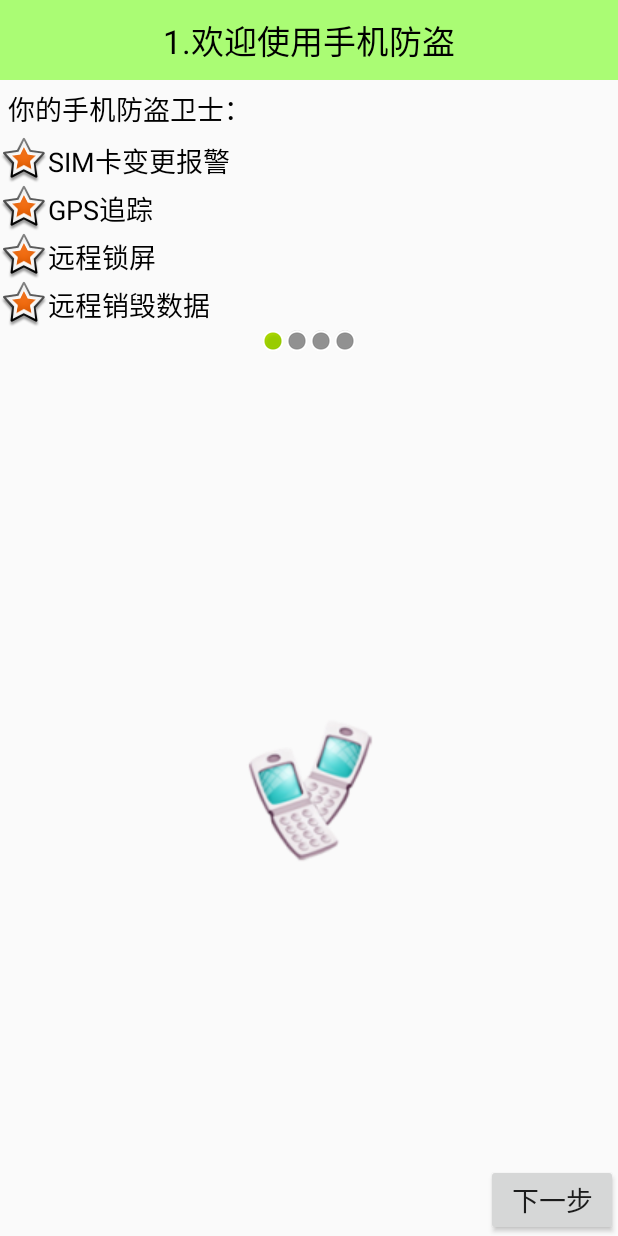
After one commit to henryneu/mobilesafer, an Android app: the SetupFirstActivity screen opened directly, with no data from a screen before it, on a phone screen of 412 x 824 dp. The commit adds this screen. Run offline under Robolectric (Android 15) with nearby library versions, the phone set to English and light mode, and no system bars.

Commit message:
手机防盗设置的导航相关代码逻辑

```diff
--- a/app/src/main/AndroidManifest.xml
+++ b/app/src/main/AndroidManifest.xml
@@ -20,9 +20,16 @@
                 <category android:name="android.intent.category.LAUNCHER" />
             </intent-filter>
         </activity>
-        <activity android:name=".activity.HomeActivity" />
+
+        <activity android:name=".activity.HomeActivity"></activity>
+
         <activity android:name=".activity.SettingsActivity"></activity>
+
         <activity android:name=".activity.TestActivity"></activity>
+
+        <activity android:name=".activity.SetupOverActivity"></activity>
+
+        <activity android:name=".activity.SetupFirstActivity"></activity>
     </application>
 
 </manifest>
--- a/app/src/main/java/neu/edu/cn/mobilesafer/activity/HomeActivity.java
+++ b/app/src/main/java/neu/edu/cn/mobilesafer/activity/HomeActivity.java
@@ -120,7 +120,8 @@ public class HomeActivity extends AppCompatActivity {
                 String resetPassword = resetPasswordText.getText().toString();
                 if (! TextUtils.isEmpty(setPassword) && ! TextUtils.isEmpty(resetPassword)) {
                     if (setPassword.equals(resetPassword)) {
-                        Intent intent = new Intent(getApplicationContext(), TestActivity.class);
+                        // Intent intent = new Intent(getApplicationContext(), TestActivity.class);
+                        Intent intent = new Intent(getApplicationContext(), SetupOverActivity.class);
                         startActivity(intent);
                         // 隐藏设置密码对话框
                         dialog.dismiss();
@@ -173,7 +174,8 @@ public class HomeActivity extends AppCompatActivity {
                         ConstantValues.MOBILE_SAFE_PSD, "");
                 if (! TextUtils.isEmpty(encodeConfirmPassword) && ! TextUtils.isEmpty(storagePassword)) {
                     if (encodeConfirmPassword.equals(storagePassword)) {
-                        Intent intent = new Intent(getApplicationContext(), TestActivity.class);
+                        // Intent intent = new Intent(getApplicationContext(), TestActivity.class);
+                        Intent intent = new Intent(getApplicationContext(), SetupOverActivity.class);
                         startActivity(intent);
                         // 隐藏设置密码对话框
                         dialog.dismiss();
--- /dev/null
+++ b/app/src/main/java/neu/edu/cn/mobilesafer/activity/SetupFirstActivity.java
@@ -0,0 +1,18 @@
+package neu.edu.cn.mobilesafer.activity;
+
+import android.os.Bundle;
+import android.support.v7.app.AppCompatActivity;
+
+import neu.edu.cn.mobilesafer.R;
+
+/**
+ * Created by neuHenry on 2017/8/18.
+ */
+
+public class SetupFirstActivity extends AppCompatActivity {
+    @Override
+    protected void onCreate(Bundle savedInstanceState) {
+        super.onCreate(savedInstanceState);
+        setContentView(R.layout.activity_setup_first);
+    }
+}
--- /dev/null
+++ b/app/src/main/java/neu/edu/cn/mobilesafer/activity/SetupOverActivity.java
@@ -0,0 +1,29 @@
+package neu.edu.cn.mobilesafer.activity;
+
+import android.content.Intent;
+import android.os.Bundle;
+import android.support.v7.app.AppCompatActivity;
+
+import neu.edu.cn.mobilesafer.R;
+import neu.edu.cn.mobilesafer.util.ConstantValues;
+import neu.edu.cn.mobilesafer.util.SharePreferenceUtil;
+
+/**
+ * Created by neuHenry on 2017/8/18.
+ */
+
+public class SetupOverActivity extends AppCompatActivity {
+    @Override
+    protected void onCreate(Bundle savedInstanceState) {
+        super.onCreate(savedInstanceState);
+        boolean setupOver = SharePreferenceUtil.getBooleanFromSharePreference(getApplicationContext(),
+                ConstantValues.SETUP_OVER, false);
+        if (setupOver) {
+            setContentView(R.layout.activity_setup_over);
+        } else {
+            Intent intent = new Intent(this, SetupFirstActivity.class);
+            startActivity(intent);
+            finish();
+        }
+    }
+}
--- a/app/src/main/java/neu/edu/cn/mobilesafer/activity/SplashActivity.java
+++ b/app/src/main/java/neu/edu/cn/mobilesafer/activity/SplashActivity.java
@@ -106,7 +106,7 @@ public class SplashActivity extends AppCompatActivity {
         initView();
         // 初始化数据Data
         initData();
-        AlphaAnimation animation = new AlphaAnimation(0, 1);
+        AlphaAnimation animation = new AlphaAnimation(0.3f, 1.0f);
         animation.setDuration(3000);
         mRelativeLayout.startAnimation(animation);
     }
--- a/app/src/main/java/neu/edu/cn/mobilesafer/util/ConstantValues.java
+++ b/app/src/main/java/neu/edu/cn/mobilesafer/util/ConstantValues.java
@@ -15,4 +15,9 @@ public class ConstantValues {
      * 是否设置手机防盗密码的kry值
      */
     public static final String MOBILE_SAFE_PSD = "mobile_safe_psd";
+
+    /**
+     * 手机防盗设置是否已设置完成
+     */
+    public static final String SETUP_OVER = "setup_over";
 }
--- /dev/null
+++ b/app/src/main/res/layout/activity_setup_first.xml
@@ -0,0 +1,100 @@
+<?xml version="1.0" encoding="utf-8"?>
+<LinearLayout xmlns:android="http://schemas.android.com/apk/res/android"
+    android:layout_width="match_parent"
+    android:layout_height="match_parent"
+    android:orientation="vertical">
+
+    <TextView
+        style="@style/TitleText"
+        android:text="1.欢迎使用手机防盗"/>
+
+    <TextView
+        android:layout_width="wrap_content"
+        android:layout_height="wrap_content"
+        android:layout_margin="5dp"
+        android:text="你的手机防盗卫士："
+        android:textSize="18sp"
+        android:textColor="#000000"/>
+
+    <TextView
+        android:layout_width="wrap_content"
+        android:layout_height="wrap_content"
+        android:drawableLeft="@android:drawable/star_big_on"
+        android:gravity="center"
+        android:text="SIM卡变更报警"
+        android:textSize="18sp"
+        android:textColor="#000000"/>
+
+    <TextView
+        android:layout_width="wrap_content"
+        android:layout_height="wrap_content"
+        android:drawableLeft="@android:drawable/star_big_on"
+        android:gravity="center"
+        android:text="GPS追踪"
+        android:textSize="18sp"
+        android:textColor="#000000"/>
+
+    <TextView
+        android:layout_width="wrap_content"
+        android:layout_height="wrap_content"
+        android:drawableLeft="@android:drawable/star_big_on"
+        android:gravity="center"
+        android:text="远程锁屏"
+        android:textSize="18sp"
+        android:textColor="#000000"/>
+
+    <TextView
+        android:layout_width="wrap_content"
+        android:layout_height="wrap_content"
+        android:drawableLeft="@android:drawable/star_big_on"
+        android:gravity="center"
+        android:text="远程销毁数据"
+        android:textSize="18sp"
+        android:textColor="#000000"/>
+
+    <LinearLayout
+        android:gravity="center_horizontal"
+        android:layout_width="match_parent"
+        android:layout_height="wrap_content">
+
+        <ImageView
+            android:layout_width="wrap_content"
+            android:layout_height="wrap_content"
+            android:background="@android:drawable/presence_online"/>
+
+        <ImageView
+            android:layout_width="wrap_content"
+            android:layout_height="wrap_content"
+            android:background="@android:drawable/presence_invisible"/>
+
+        <ImageView
+            android:layout_width="wrap_content"
+            android:layout_height="wrap_content"
+            android:background="@android:drawable/presence_invisible"/>
+
+        <ImageView
+            android:layout_width="wrap_content"
+            android:layout_height="wrap_content"
+            android:background="@android:drawable/presence_invisible"/>
+    </LinearLayout>
+
+    <RelativeLayout
+        android:layout_width="match_parent"
+        android:layout_height="match_parent">
+
+        <ImageView
+            android:layout_width="wrap_content"
+            android:layout_height="wrap_content"
+            android:layout_centerInParent="true"
+            android:background="@drawable/phone"/>
+
+        <Button
+            android:layout_width="wrap_content"
+            android:layout_height="wrap_content"
+            android:layout_alignParentBottom="true"
+            android:layout_alignParentRight="true"
+            android:text="下一步"
+            android:textSize="18sp"/>
+    </RelativeLayout>
+
+</LinearLayout>
--- /dev/null
+++ b/app/src/main/res/layout/activity_setup_over.xml
@@ -0,0 +1,11 @@
+<?xml version="1.0" encoding="utf-8"?>
+<LinearLayout xmlns:android="http://schemas.android.com/apk/res/android"
+    android:layout_width="match_parent"
+    android:layout_height="match_parent"
+    android:orientation="vertical">
+
+    <TextView
+        style="@style/TitleText"
+        android:text="手机防盗"/>
+
+</LinearLayout>
```
Also changed, not shown: app/src/main/res/drawable/jiantou1.png (added), app/src/main/res/drawable/jiantou1_pressed.png (added), app/src/main/res/drawable/lock.9.png (added), app/src/main/res/drawable/next.png (added), app/src/main/res/drawable/phone.png (added), app/src/main/res/drawable/previous.png (added).
